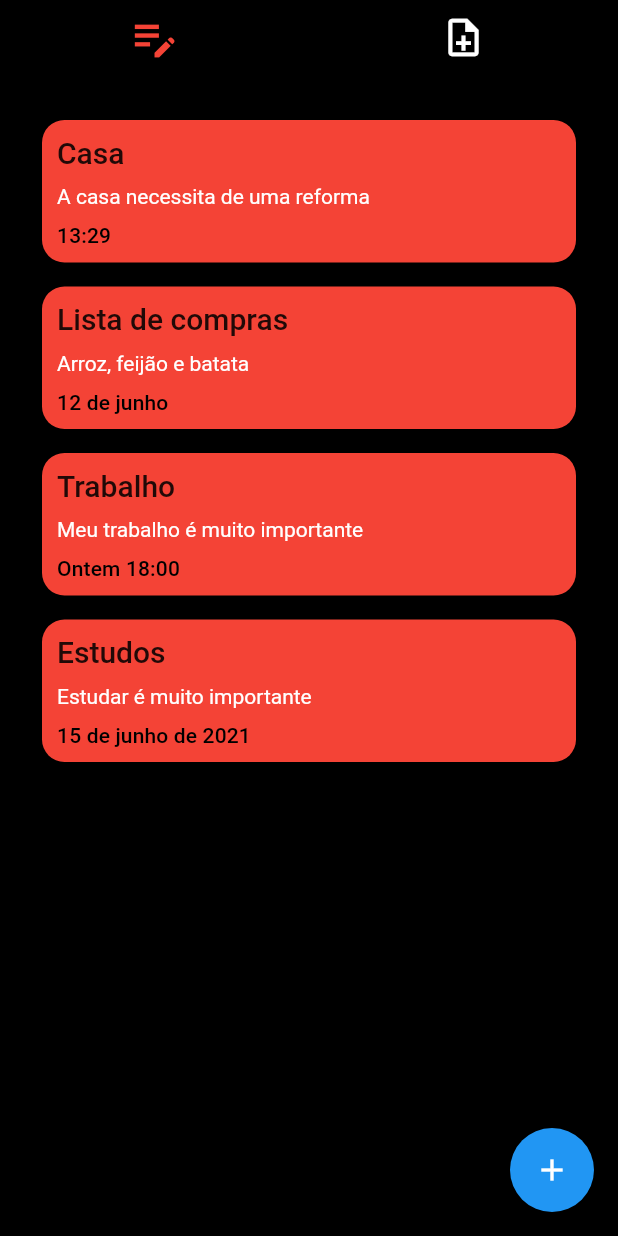
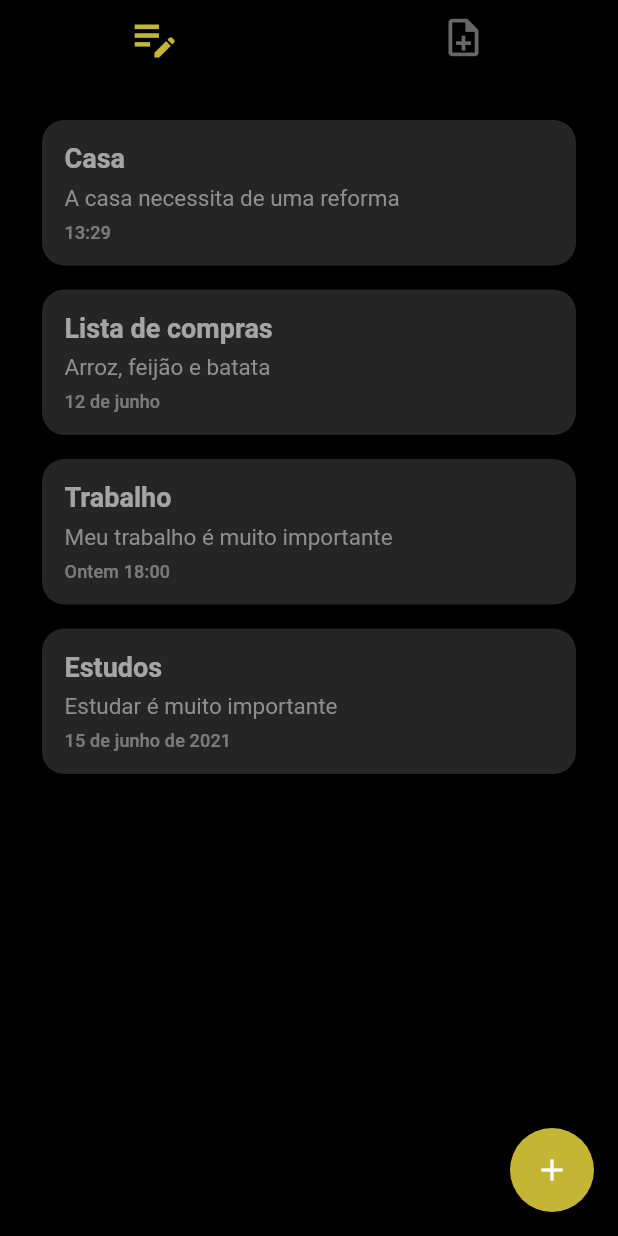
Before and after one commit to 7matar/tcc, a Flutter app: the screen it shows after launch, on a phone screen of 412 x 824 dp. Run offline on Flutter 3.47's test engine with Material 2 defaults, Android fonts, the phone set to English and light mode, and no system bars.

Commit message:
primeiro commit1

```diff
--- a/lib/app/views/home_view.dart
+++ b/lib/app/views/home_view.dart
@@ -1,3 +1,4 @@
+// ignore: file_names
 import 'package:flutter/material.dart';
 import 'package:tcc/app/models/anotacoes_model.dart';
 
@@ -24,8 +25,8 @@ class _HomeViewState extends State<HomeView> {
               backgroundColor: const Color.fromARGB(255, 0, 0, 0),
               bottom: const TabBar(
                 indicatorColor: Colors.transparent,
-                unselectedLabelColor: Colors.white,
-                labelColor: Colors.red,
+                unselectedLabelColor: Color.fromARGB(255, 104, 104, 104),
+                labelColor: Color.fromARGB(255, 196, 181, 52),
                 tabs: [
                   Tab(
                       icon: Icon(
@@ -85,6 +86,7 @@ class _HomeViewState extends State<HomeView> {
                 counter++;
               });
             },
+            backgroundColor: const Color.fromARGB(255, 196, 181, 52),
             child: const Icon(Icons.add),
           ),
         ),
--- a/lib/app/widgets/custom_list_card_widget.dart
+++ b/lib/app/widgets/custom_list_card_widget.dart
@@ -1,5 +1,6 @@
 import 'package:flutter/material.dart';
 import '../models/anotacoes_model.dart';
+import '../views/details_page.dart';
 
 class CustomListCardWidget extends StatelessWidget {
   final AnotacoesModel anotacao;
@@ -7,14 +8,26 @@ class CustomListCardWidget extends StatelessWidget {
 
   @override
   Widget build(BuildContext context) {
-    return Container(
+    return GestureDetector(
+      onTap: () {
+        Navigator.push(
+          context,
+          MaterialPageRoute(
+            builder: (_) => DetailsPage(anotacao: anotacao),
+            fullscreenDialog: false,
+          ),
+        );
+      },
+      child: Container(
         padding: const EdgeInsets.all(10),
         decoration: const BoxDecoration(
-        color: Colors.red,
+          color: Color.fromARGB(255, 37, 37, 37),
           borderRadius: (BorderRadius.all(
             Radius.circular(15),
           )),
         ),
+        child: Padding(
+          padding: const EdgeInsets.all(5.0),
           child: Column(
             crossAxisAlignment: CrossAxisAlignment.start,
             children: [
@@ -25,15 +38,18 @@ class CustomListCardWidget extends StatelessWidget {
                 overflow: TextOverflow.ellipsis,
                 maxLines: 1,
               ),
-          const SizedBox(height: 10),
-          Text(anotacao.parag, style: Theme.of(context).textTheme.bodyText2),
-          const SizedBox(height: 10),
+              const SizedBox(height: 7),
+              Text(anotacao.parag,
+                  style: Theme.of(context).textTheme.bodyText2),
+              const SizedBox(height: 7),
               Text(
                 anotacao.date,
                 style: Theme.of(context).textTheme.subtitle2,
               ),
             ],
           ),
+        ),
+      ),
     );
   }
 }
--- a/lib/main.dart
+++ b/lib/main.dart
@@ -19,8 +19,31 @@ class MyApp extends StatelessWidget {
       debugShowCheckedModeBanner: false,
       home: const HomeView(),
       theme: ThemeData(
+        colorScheme: ColorScheme.fromSwatch(
+          accentColor: Colors.transparent,
+        ),
         textTheme: const TextTheme(
-          bodyText2: TextStyle(color: Colors.white),
+          bodyText2: TextStyle(
+            color: Color.fromARGB(255, 143, 142, 142),
+            fontSize: 15,
+          ),
+          headline6: TextStyle(
+            color: Color.fromARGB(150, 255, 255, 255),
+            fontSize: 18,
+            fontWeight: FontWeight.bold,
+          ),
+          bodyText1: TextStyle(
+            color: Color.fromARGB(255, 255, 255, 255),
+            fontSize: 17,
+          ),
+          subtitle2: TextStyle(
+            color: Color.fromARGB(100, 255, 255, 255),
+            fontSize: 12,
+          ),
+          headline5: TextStyle(
+            color: Color.fromARGB(255, 255, 255, 255),
+            fontSize: 28,
+          ),
         ),
         highlightColor: Colors.transparent,
         splashColor: Colors.transparent,
```
Also changed, not shown: lib/app/views/details_page.dart (added, +55 -0 lines). Lines whose indentation alone changed are shown as unchanged.
